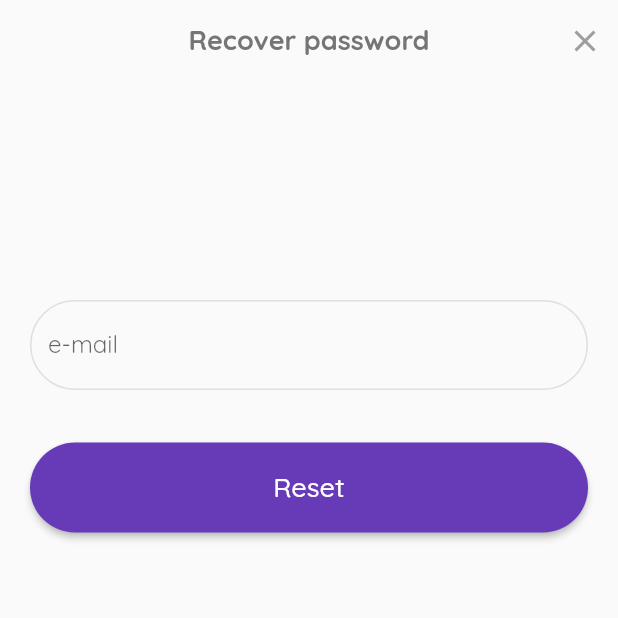
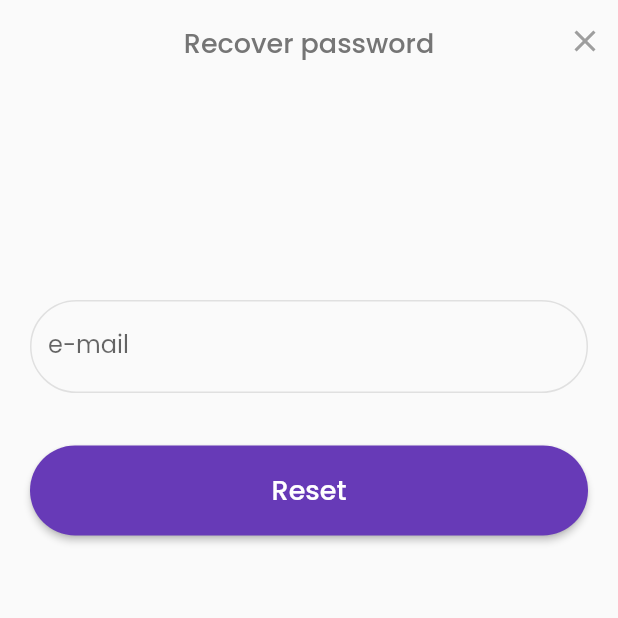
Before and after one commit to LucasPitol/waste, a Flutter app: the screen it shows after launch, after a tap on "Login", after a tap on "Recover", on a phone screen of 412 x 824 dp, the top half of it. Run offline on Flutter 3.47's test engine with Material 2 defaults, Android fonts, the phone set to English and light mode, and no system bars; our stand-ins replace cloud_firestore, flutter_datetime_picker, flutter_masked_text, flutter_multi_formatter, flutter_phoenix, google_fonts and 3 more; missing offline and left inert: mailer2; accounts and stored records are empty.

Commit message:
Troca fonte

```diff
--- a/waste_app/lib/pages/edit_spend/edit_spend_component.dart
+++ b/waste_app/lib/pages/edit_spend/edit_spend_component.dart
@@ -183,7 +183,7 @@ class _EditSpendComponenState extends State<EditSpendComponent> {
                     : 'Edit waste',
                 style: TextStyle(
                   color: Colors.white,
-                  fontWeight: FontWeight.bold,
+                  fontWeight: FontWeight.w500,
                   fontSize: 18,
                 ),
               ),
@@ -272,7 +272,7 @@ class _EditSpendComponenState extends State<EditSpendComponent> {
                           icon: Icon(Icons.keyboard_arrow_down),
                           iconSize: 24,
                           elevation: 16,
-                          style: GoogleFonts.quicksand(
+                          style: GoogleFonts.poppins(
                             textStyle: TextStyle(
                               color: Colors.black,
                               fontSize: 16,
@@ -312,7 +312,7 @@ class _EditSpendComponenState extends State<EditSpendComponent> {
                             child: Text(
                               'Atualizar',
                               style:
-                                  TextStyle(color: Colors.white, fontSize: 18),
+                                  TextStyle(color: Colors.white, fontSize: 16),
                             ),
                           ),
                         ),
--- a/waste_app/lib/pages/login/login_component.dart
+++ b/waste_app/lib/pages/login/login_component.dart
@@ -247,8 +247,8 @@ class _LoginComponentState extends State<LoginComponent> {
                                         : 'Login',
                                     style: TextStyle(
                                         color: Colors.white,
-                                        fontSize: 18.0,
-                                        fontWeight: FontWeight.bold),
+                                        fontSize: 16.0,
+                                        fontWeight: FontWeight.w500),
                                   ),
                                 ),
                               ),
--- a/waste_app/lib/pages/login/reset_password_component.dart
+++ b/waste_app/lib/pages/login/reset_password_component.dart
@@ -153,7 +153,7 @@ class _ResetPasswordComponentState extends State<ResetPasswordComponent> {
                       : 'Recover password',
                   style: TextStyle(
                     color: Colors.grey.shade600,
-                    fontWeight: FontWeight.bold,
+                    fontWeight: FontWeight.w500,
                     fontSize: 18,
                   ),
                 ),
--- a/waste_app/lib/pages/manage_wallets/edit_wallet.dart
+++ b/waste_app/lib/pages/manage_wallets/edit_wallet.dart
@@ -138,7 +138,7 @@ class _EditWalletState extends State<EditWallet> {
                               ? 'Excluir carteira'
                               : 'Delete wallet',
                           style: TextStyle(
-                            fontWeight: FontWeight.bold,
+                            fontWeight: FontWeight.w500,
                             fontSize: 14.0,
                             color: Colors.deepPurple,
                           ),
@@ -188,7 +188,7 @@ class _EditWalletState extends State<EditWallet> {
                           color: Colors.deepPurple,
                           child: Text(
                             'Salvar',
-                            style: TextStyle(color: Colors.white, fontSize: 18),
+                            style: TextStyle(color: Colors.white, fontSize: 16),
                           ),
                         ),
                       ),
--- a/waste_app/lib/pages/manage_wallets/manage_wallets_app_bar.dart
+++ b/waste_app/lib/pages/manage_wallets/manage_wallets_app_bar.dart
@@ -18,10 +18,11 @@ class ManageWalletsAppBar extends StatelessWidget
       backgroundColor: Styles.mainBackgroundColor,
       title: Text(
         this.title,
-        style: GoogleFonts.quicksand(
+        style: GoogleFonts.poppins(
           textStyle: TextStyle(
-            fontWeight: FontWeight.bold,
+            fontWeight: FontWeight.w500,
             color: Colors.black,
+            fontSize: 18,
           ),
         ),
       ),
--- a/waste_app/lib/pages/new_spend/new_spend_component.dart
+++ b/waste_app/lib/pages/new_spend/new_spend_component.dart
@@ -141,7 +141,7 @@ class _NewSpendComponenState extends State<NewSpendComponent> {
                     : 'New waste',
                 style: TextStyle(
                   color: Colors.white,
-                  fontWeight: FontWeight.bold,
+                  fontWeight: FontWeight.w500,
                   fontSize: 18,
                 ),
               ),
@@ -230,7 +230,7 @@ class _NewSpendComponenState extends State<NewSpendComponent> {
                           icon: Icon(Icons.keyboard_arrow_down),
                           iconSize: 24,
                           elevation: 16,
-                          style: GoogleFonts.quicksand(
+                          style: GoogleFonts.poppins(
                             textStyle: TextStyle(
                               color: Colors.black,
                               fontSize: 16,
--- a/waste_app/lib/pages/profile/drawer_menu_item.dart
+++ b/waste_app/lib/pages/profile/drawer_menu_item.dart
@@ -18,8 +18,8 @@ class DrawerMenuItem extends StatelessWidget {
             child: Text(
               this.displayName,
               style: TextStyle(
-                fontSize: 16.0,
-                fontWeight: FontWeight.bold,
+                fontSize: 14,
+                fontWeight: FontWeight.w400,
               ),
             ),
           ),
--- a/waste_app/lib/pages/profile/new_wallet_dialog_component.dart
+++ b/waste_app/lib/pages/profile/new_wallet_dialog_component.dart
@@ -57,7 +57,7 @@ class _NewWalletDialogComponentState extends State<NewWalletDialogComponent> {
                   this.languageCode == Constants.languages[0]
                       ? 'Nova carteira'
                       : 'New wallet',
-                  style: GoogleFonts.quicksand(fontWeight: FontWeight.bold),
+                  style: GoogleFonts.poppins(fontWeight: FontWeight.w400),
                 ),
                 content: Theme(
                   data: Styles.mainTheme,
@@ -97,7 +97,7 @@ class _NewWalletDialogComponentState extends State<NewWalletDialogComponent> {
                       this.languageCode == Constants.languages[0]
                           ? 'Cancelar'
                           : 'Cancel',
-                      style: GoogleFonts.quicksand(fontWeight: FontWeight.bold),
+                      style: GoogleFonts.poppins(fontWeight: FontWeight.w400),
                     ),
                   ),
                   FlatButton(
@@ -111,7 +111,7 @@ class _NewWalletDialogComponentState extends State<NewWalletDialogComponent> {
                       this.languageCode == Constants.languages[0]
                           ? 'Criar'
                           : 'Create',
-                      style: GoogleFonts.quicksand(fontWeight: FontWeight.bold),
+                      style: GoogleFonts.poppins(fontWeight: FontWeight.w400),
                     ),
                   ),
                 ],
--- a/waste_app/lib/utils/styles.dart
+++ b/waste_app/lib/utils/styles.dart
@@ -8,12 +8,12 @@ class Styles {
     cursorColor: Colors.deepPurple,
     primaryColor: Colors.deepPurple,
     textSelectionHandleColor: Colors.deepPurple,
-    textTheme: GoogleFonts.quicksandTextTheme(),
+    textTheme: GoogleFonts.poppinsTextTheme(),
   );
 
   static TextStyle dateAndSpendStyle = TextStyle(
     color: Colors.deepPurple.shade50,
-    fontWeight: FontWeight.bold,
+    fontWeight: FontWeight.w500,
     fontSize: 18.0,
   );
 
```
Also changed, not shown: waste_app/lib/pages/dialogs/confirm_dialog.dart (+4 -4 lines), waste_app/lib/pages/profile/profile_component.dart (+8 -8 lines), waste_app/lib/pages/spends/spends_list.dart (+4 -4 lines).
